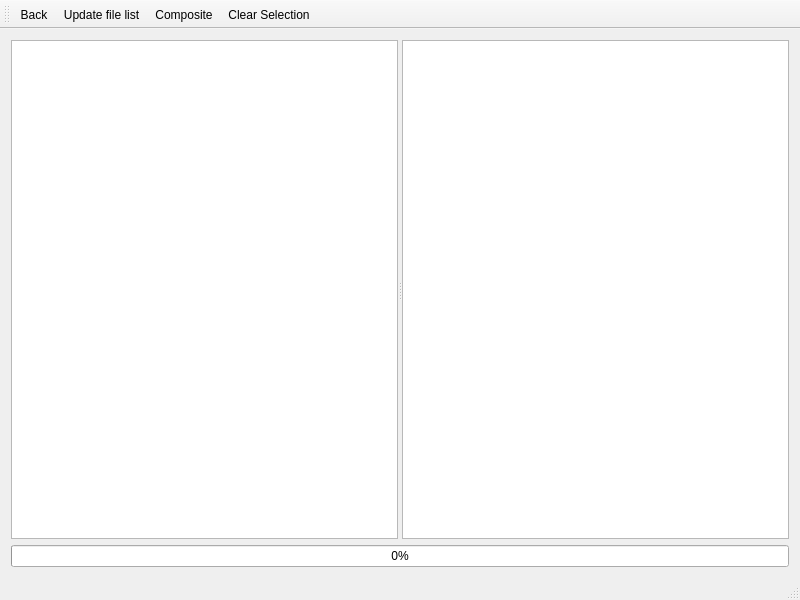
Before: the Qt Designer form mainwindow.ui in zuf/startrailer, drawn with Qt 5.
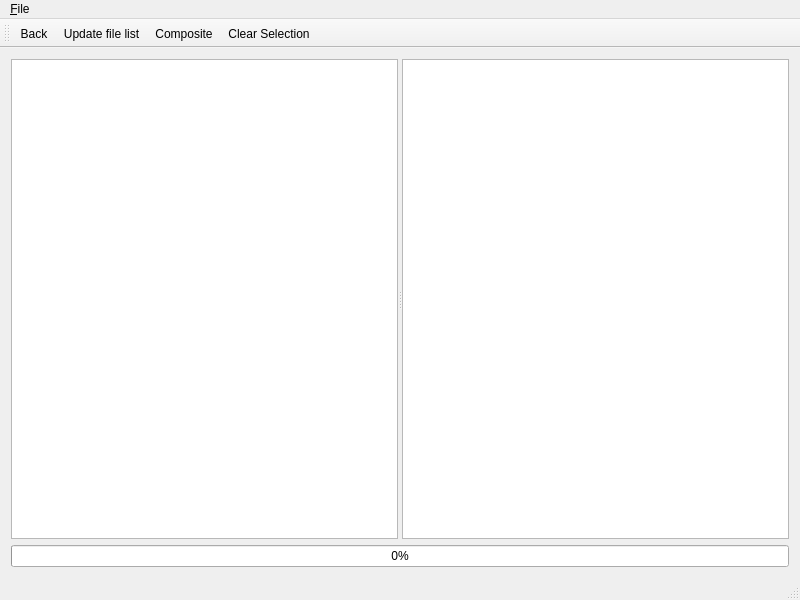
After: the same form once the commit is applied. Custom widgets are drawn as their Qt base class.

Patch:
```diff
--- a/mainwindow.ui
+++ b/mainwindow.ui
@@ -73,6 +73,13 @@
      <height>23</height>
     </rect>
    </property>
+   <widget class="QMenu" name="menu_File">
+    <property name="title">
+     <string>&amp;File</string>
+    </property>
+    <addaction name="action_Save_as"/>
+   </widget>
+   <addaction name="menu_File"/>
   </widget>
   <widget class="QToolBar" name="mainToolBar">
    <attribute name="toolBarArea">
```
Left out of the diff: 11 changed lines with no effect on the pictures.
